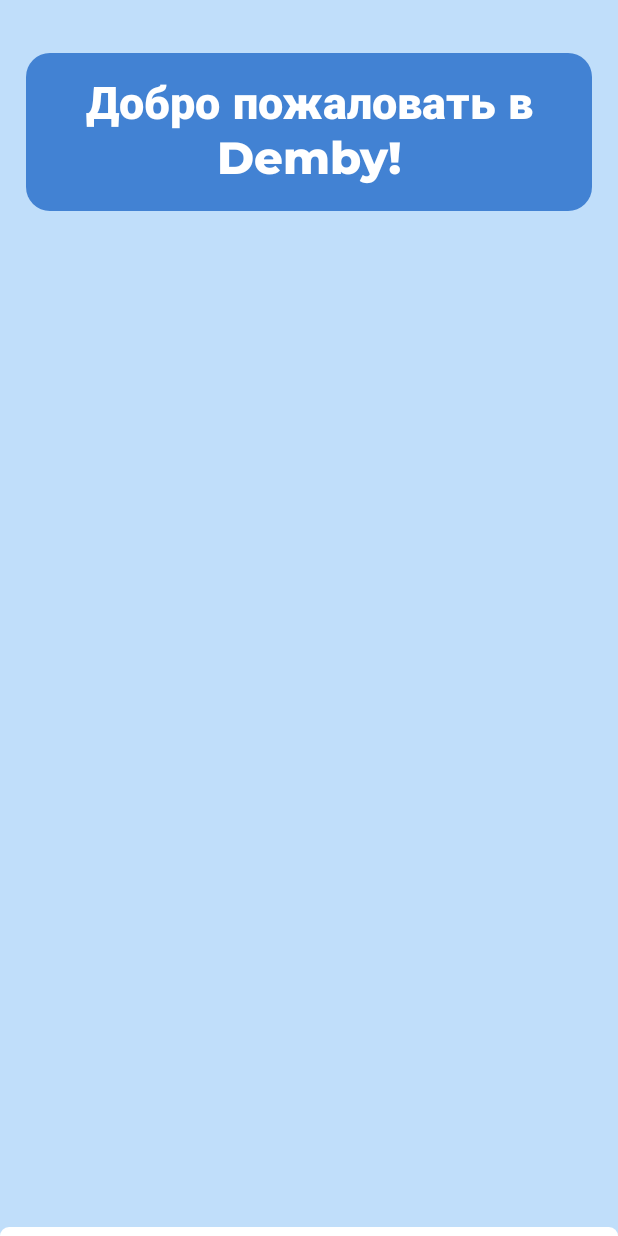
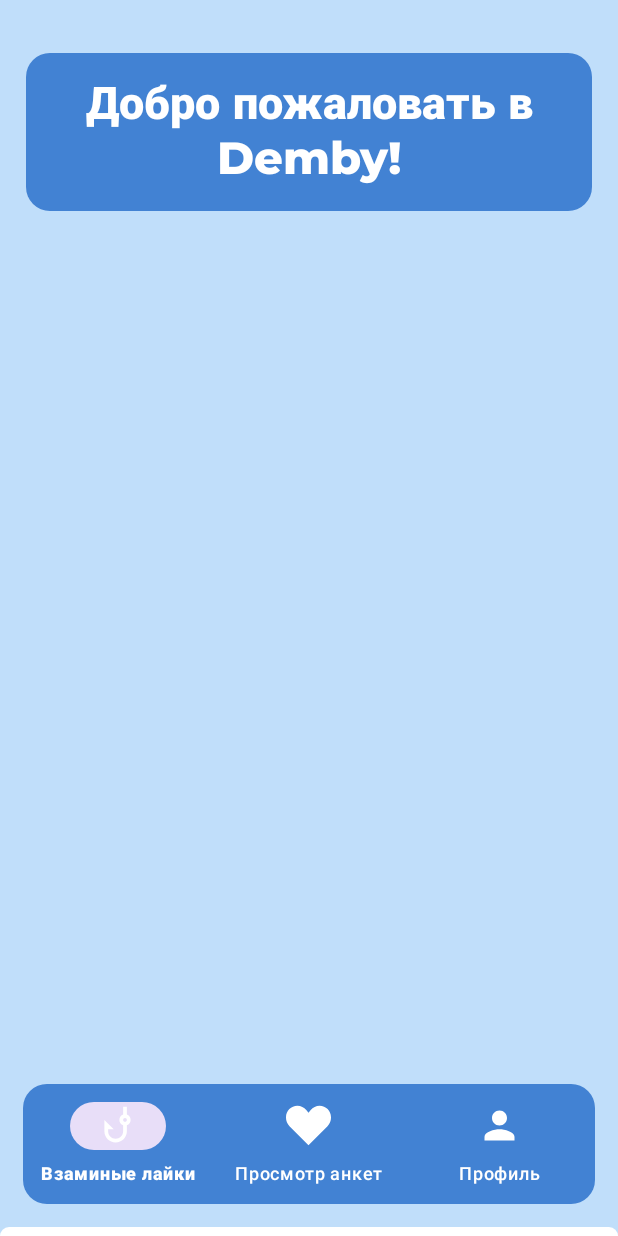
Before and after one commit to surfshtt/Demby, an Android app: the MenuActivity screen opened directly, with no data from a screen before it, on a phone screen of 412 x 824 dp. Run offline under Robolectric (Android 15) with nearby library versions, the phone set to English and light mode, and no system bars.

Commit message:
2.0 started work on main menu, added bottom menu and items in it

```diff
--- a/app/build.gradle.kts
+++ b/app/build.gradle.kts
@@ -38,6 +38,8 @@ dependencies {
     implementation(libs.activity)
     implementation(libs.constraintlayout)
     implementation(libs.annotations)
+    implementation(libs.navigation.fragment)
+    implementation(libs.navigation.ui)
     testImplementation(libs.junit)
     androidTestImplementation(libs.ext.junit)
     androidTestImplementation(libs.espresso.core)
--- /dev/null
+++ b/app/src/main/res/drawable/ic_heart.xml
@@ -0,0 +1,9 @@
+<vector xmlns:android="http://schemas.android.com/apk/res/android"
+    android:width="800dp"
+    android:height="800dp"
+    android:viewportWidth="16"
+    android:viewportHeight="16">
+  <path
+      android:pathData="M1.243,8.243L8,15L14.757,8.243C15.553,7.447 16,6.368 16,5.243V5.052C16,2.814 14.186,1 11.948,1C10.717,1 9.552,1.56 8.783,2.521L8,3.5L7.217,2.521C6.448,1.56 5.283,1 4.052,1C1.814,1 0,2.814 0,5.052V5.243C0,6.368 0.447,7.447 1.243,8.243Z"
+      android:fillColor="#000000"/>
+</vector>
--- /dev/null
+++ b/app/src/main/res/drawable/ic_mutual_like.xml
@@ -0,0 +1,5 @@
+<vector xmlns:android="http://schemas.android.com/apk/res/android" android:height="24dp" android:tint="#000000" android:viewportHeight="24" android:viewportWidth="24" android:width="24dp">
+
+    <path android:fillColor="@android:color/white" android:pathData="M19,9c0,-1.3 -0.84,-2.4 -2,-2.82V2h-2v4.18C13.84,6.6 13,7.7 13,9s0.84,2.4 2,2.82V15c0,2.21 -1.79,4 -4,4s-4,-1.79 -4,-4v-1h3L5,9v6c0,3.31 2.69,6 6,6s6,-2.69 6,-6v-3.18C18.16,11.4 19,10.3 19,9zM16,10c-0.55,0 -1,-0.45 -1,-1s0.45,-1 1,-1s1,0.45 1,1S16.55,10 16,10z"/>
+
+</vector>
--- /dev/null
+++ b/app/src/main/res/drawable/ic_profile.xml
@@ -0,0 +1,5 @@
+<vector xmlns:android="http://schemas.android.com/apk/res/android" android:height="24dp" android:tint="#000000" android:viewportHeight="24" android:viewportWidth="24" android:width="24dp">
+
+    <path android:fillColor="@android:color/white" android:pathData="M12,12c2.21,0 4,-1.79 4,-4s-1.79,-4 -4,-4 -4,1.79 -4,4 1.79,4 4,4zM12,14c-2.67,0 -8,1.34 -8,4v2h16v-2c0,-2.66 -5.33,-4 -8,-4z"/>
+
+</vector>
--- a/app/src/main/res/layout/activity_menu.xml
+++ b/app/src/main/res/layout/activity_menu.xml
@@ -33,11 +33,25 @@
 
 
 
+    <com.google.android.material.bottomnavigation.BottomNavigationView
+        android:layout_width="match_parent"
+        android:layout_height="wrap_content"
+        android:layout_above="@id/bottom_square"
+        android:layout_marginHorizontal="15dp"
+        android:layout_marginVertical="15dp"
+        android:background="@drawable/rounded_corners_all"
 
+        app:menu="@menu/bottom_menu"
+        app:itemIconTint="@color/white"
+        app:itemTextColor="@color/white"
+        app:itemIconSize="30dp"
+        app:labelVisibilityMode="labeled"
+        app:layout_constraintBottom_toBottomOf="parent"
+        app:layout_constraintEnd_toEndOf="parent"
+        app:layout_constraintStart_toStartOf="parent"/>
 
     <RelativeLayout
         android:id="@+id/bottom_square"
-
         android:layout_alignParentBottom="true"
         android:layout_width="match_parent"
         android:layout_height="6dp"
--- /dev/null
+++ b/app/src/main/res/menu/bottom_menu.xml
@@ -0,0 +1,23 @@
+<?xml version="1.0" encoding="utf-8"?>
+<menu xmlns:android="http://schemas.android.com/apk/res/android">
+
+    <item android:title="Взаминые лайки"
+        android:id="@+id/mutualLikeFragment"
+        android:icon="@drawable/ic_mutual_like"
+        android:fontFamily="@font/montserrat_medium"
+        android:textSize="20sp"/>
+
+
+    <item android:title="Просмотр анкет"
+        android:id="@+id/watchingProfilesFragment"
+        android:icon="@drawable/ic_heart"
+        android:fontFamily="@font/montserrat_medium"
+        android:textSize="20sp"/>
+
+    <item android:title="Профиль"
+        android:id="@+id/profileFragment"
+        android:icon="@drawable/ic_profile"
+        android:fontFamily="@font/montserrat_medium"
+        android:textSize="20sp" />
+
+</menu>
--- a/app/src/main/res/values/strings.xml
+++ b/app/src/main/res/values/strings.xml
@@ -12,5 +12,7 @@
     <string name="go_reg_button">регистрация</string>
     <string name="go_log_button">войдите</string>
     <string name="create_account_button">Создать аккаунт</string>
+    <!-- TODO: Remove or change this placeholder text -->
+    <string name="hello_blank_fragment">Hello blank fragment</string>
 
 </resources>
--- a/gradle/libs.versions.toml
+++ b/gradle/libs.versions.toml
@@ -8,6 +8,8 @@ material = "1.12.0"
 activity = "1.9.3"
 constraintlayout = "2.2.0"
 annotations = "15.0"
+navigationFragment = "2.8.4"
+navigationUi = "2.8.4"
 
 [libraries]
 junit = { group = "junit", name = "junit", version.ref = "junit" }
@@ -18,6 +20,8 @@ material = { group = "com.google.android.material", name = "material", version.r
 activity = { group = "androidx.activity", name = "activity", version.ref = "activity" }
 constraintlayout = { group = "androidx.constraintlayout", name = "constraintlayout", version.ref = "constraintlayout" }
 annotations = { group = "org.jetbrains", name = "annotations", version.ref = "annotations" }
+navigation-fragment = { group = "androidx.navigation", name = "navigation-fragment", version.ref = "navigationFragment" }
+navigation-ui = { group = "androidx.navigation", name = "navigation-ui", version.ref = "navigationUi" }
 
 [plugins]
 android-application = { id = "com.android.application", version.ref = "agp" }
```
Also changed, not shown: app/src/main/java/com/example/dembyapp/MutualLikeFragment.java (added, +64 -0 lines), app/src/main/java/com/example/dembyapp/ProfileFragment.java (added, +64 -0 lines), app/src/main/java/com/example/dembyapp/WatchProfilesFragment.java (added, +64 -0 lines), app/src/main/res/layout/fragment_mutual_like.xml (added, +14 -0 lines), app/src/main/res/layout/fragment_profile.xml (added, +14 -0 lines), app/src/main/res/layout/fragment_watch_profiles.xml (added, +14 -0 lines), app/src/main/res/navigation/main_nav.xml (added, +23 -0 lines).
